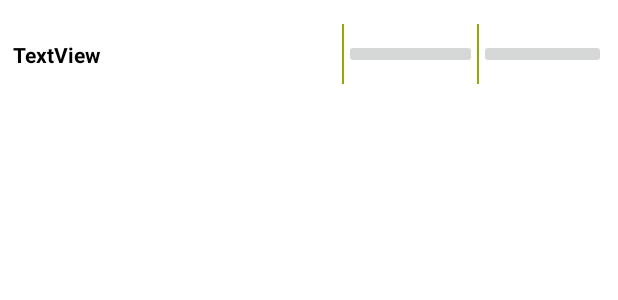
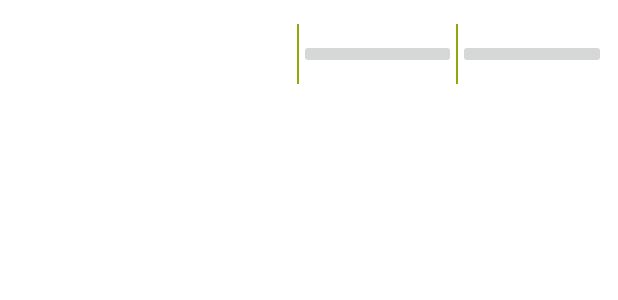
Before and after one commit to kmillegirard/TennisSchedule, an Android app: the layout list_time.xml on its own in the app's theme, with its tools: preview values and no code run, on a phone screen of 412 x 824 dp. Shown: the top 300 px of the screen. Run offline under Robolectric (Android 15) with nearby library versions, the phone set to English and light mode, and no system bars.

Commit message:
calendrier + début recycler view

```diff
--- a/app/src/main/res/layout/activity_calendar.xml
+++ b/app/src/main/res/layout/activity_calendar.xml
@@ -1,5 +1,4 @@
 <?xml version="1.0" encoding="utf-8"?>
-
 <androidx.constraintlayout.widget.ConstraintLayout xmlns:android="http://schemas.android.com/apk/res/android"
     xmlns:app="http://schemas.android.com/apk/res-auto"
     xmlns:tools="http://schemas.android.com/tools"
--- a/app/src/main/res/layout/list_time.xml
+++ b/app/src/main/res/layout/list_time.xml
@@ -11,32 +11,31 @@
         android:id="@+id/buttonSelect1"
         android:layout_width="0dp"
         android:layout_height="wrap_content"
+        android:contentDescription="bouton terrain 1 "
         android:textColor="#FFFFFF"
         android:textSize="16sp"
         app:layout_constraintBottom_toBottomOf="parent"
         app:layout_constraintEnd_toStartOf="@+id/line01"
         app:layout_constraintStart_toEndOf="@+id/line0"
-        app:layout_constraintTop_toTopOf="parent"
-        android:contentDescription="bouton terrain 1 "/>
+        app:layout_constraintTop_toTopOf="parent" />
 
     <ImageButton
         android:id="@+id/buttonSelect2"
         android:layout_width="0dp"
         android:layout_height="wrap_content"
+        android:contentDescription="bouton terrain 2"
         android:textColor="#FFFFFF"
         android:textSize="16sp"
         app:layout_constraintBottom_toBottomOf="parent"
         app:layout_constraintEnd_toEndOf="parent"
         app:layout_constraintStart_toEndOf="@+id/line01"
-        app:layout_constraintTop_toTopOf="parent"
-        android:contentDescription="bouton terrain 2"/>
+        app:layout_constraintTop_toTopOf="parent" />
 
     <TextView
         android:id="@+id/hour"
         android:layout_width="wrap_content"
         android:layout_height="wrap_content"
         android:gravity="center"
-        android:text="TextView"
         android:textColor="@color/black"
         android:textStyle="bold"
         app:layout_constraintBottom_toBottomOf="parent"
```
Also changed, not shown: app/src/main/java/fr/isen/girardbonnefond/tennisschedule/calendar/CalendarActivity.kt (+4 -3 lines), app/src/main/java/fr/isen/girardbonnefond/tennisschedule/calendar/HourAdapter.kt (+5 -11 lines).
